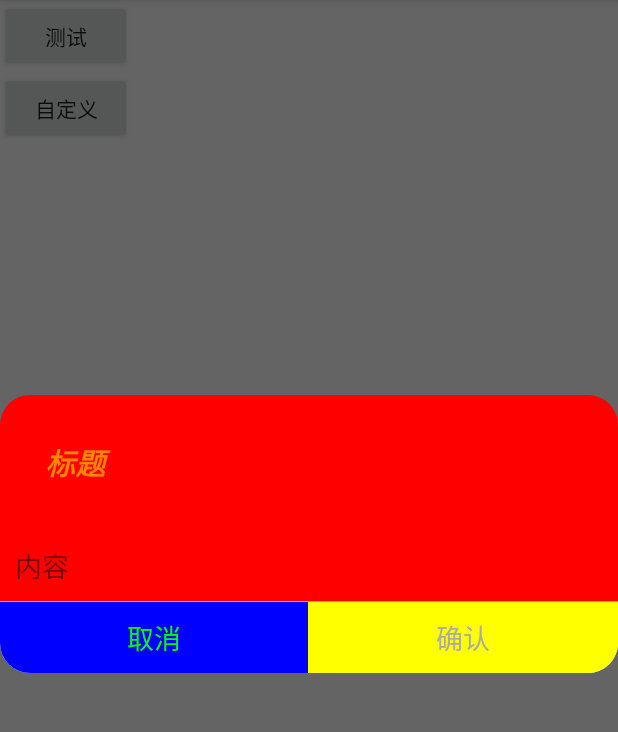
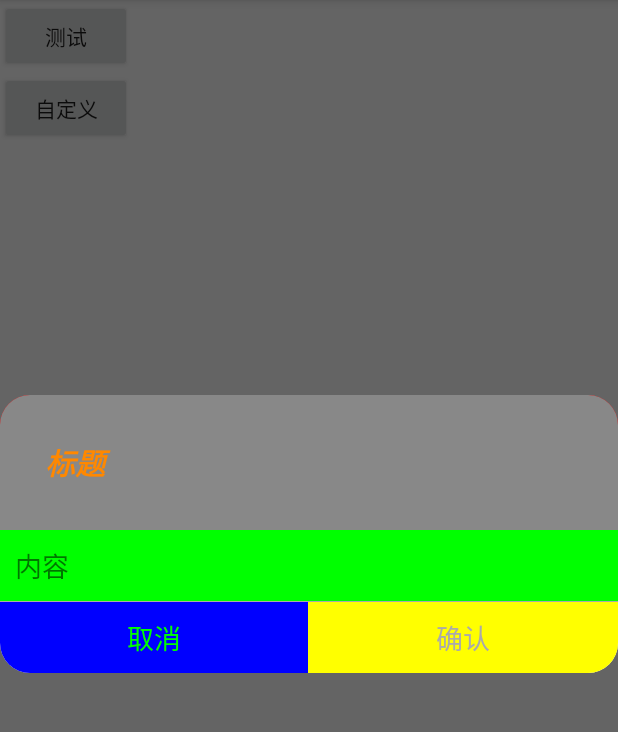
Before and after one commit to MingYueChunQiu/RoundCornerDialogHelper, an Android app: the screen it shows after launch (MainActivity), after a tap on "自定义", on a phone screen of 412 x 824 dp, the part 84-816 px from its top. Run offline under Robolectric (Android 15) with nearby library versions, the phone set to English and light mode, and no system bars.

Commit message:
增加标题和内容背景设置，文本对齐方式设置，提供按钮控件获取

```diff
--- a/app/src/main/java/com/mingyuechunqiu/roundcornerdialoghelperproject/MainActivity.java
+++ b/app/src/main/java/com/mingyuechunqiu/roundcornerdialoghelperproject/MainActivity.java
@@ -37,6 +37,8 @@ public class MainActivity extends AppCompatActivity {
                         .setTitleTextSize(24)
                         .setTitlePadding(30)
                         .setTitleTextAppearance(R.style.AppCompatTextView_BOLD_ITALIC)
+                        .setTitleBgColor(Color.GRAY)
+                        .setContentBgColor(Color.GREEN)
                         .setLeftButtonTextColor(Color.GREEN)
                         .setLeftButtonBgColor(Color.BLUE)
                         .setRightButtonBgColor(Color.YELLOW)
--- a/roundcornerdialoghelper/src/main/java/com/mingyuechunqiu/roundcornerdialoghelper/bean/RoundCornerDialogHelperOption.java
+++ b/roundcornerdialoghelper/src/main/java/com/mingyuechunqiu/roundcornerdialoghelper/bean/RoundCornerDialogHelperOption.java
@@ -31,29 +31,36 @@ public class RoundCornerDialogHelperOption {
     private int titleTextSize;//标题文本大小
     private int titlePadding;//标题内边距
     private int titleTextAppearance;//标题文本样式（设置后颜色、大小属性将无效）
+    private int titleBgColor;//标题背景颜色
+    private int titleGravity;//标题对齐方式
     private String contentText;//内容文本
     private int contentTextColor;//内容文本颜色
     private int contentTextSize;//内容文本大熊啊
     private int contentPadding;//内容内边距
     private int contentTextAppearance;//内容文本样式（设置后颜色、大小属性将无效）
+    private int contentBgColor;//内容背景颜色
+    private int contentGravity;//内容文本对齐方式
     private String leftButtonText;//左边按钮文本
     private int leftButtonTextColor;//左边按钮文本颜色
     private int leftButtonTextSize;//左边按钮文本大小
     private int leftButtonPadding;//左边按钮内边距
     private int leftButtonTextAppearance;//左边按钮文本样式（设置后颜色、大小属性将无效）
     private int leftButtonBgColor;//左边按钮背景颜色
+    private int leftButtonGravity;//左边按钮对齐方式
     private String middleButtonText;//中间按钮文本
     private int middleButtonTextColor;//中间按钮文本颜色
     private int middleButtonTextSize;//中间按钮文本大小
     private int middleButtonPadding;//中间按钮内边距
     private int middleButtonTextAppearance;//中间按钮文本样式（设置后颜色、大小属性将无效）
     private int middleButtonBgColor;//中间按钮背景颜色
+    private int middleButtonGravity;//中间按钮对齐方式
     private String rightButtonText;//右边按钮文本
     private int rightButtonTextColor;//右边按钮文本颜色
     private int rightButtonTextSize;//右边按钮文本大小
     private int rightButtonPadding;//右边按钮内边距
     private int rightButtonTextAppearance;//右边按钮文本样式（设置后颜色、大小属性将无效）
     private int rightButtonBgColor;//右边按钮背景颜色
+    private int rightButtonGravity;//右边按钮对齐方式
     private boolean isTitleVisible = true;//标题是否可见
     private boolean isContentVisible = true;//内容是否可见
     private View customView;//自定义显示view
@@ -161,6 +168,22 @@ public class RoundCornerDialogHelperOption {
         this.titleTextAppearance = titleTextAppearance;
     }
 
+    public int getTitleBgColor() {
+        return titleBgColor;
+    }
+
+    public void setTitleBgColor(int titleBgColor) {
+        this.titleBgColor = titleBgColor;
+    }
+
+    public int getTitleGravity() {
+        return titleGravity;
+    }
+
+    public void setTitleGravity(int titleGravity) {
+        this.titleGravity = titleGravity;
+    }
+
     public String getContentText() {
         return contentText;
     }
@@ -199,6 +222,22 @@ public class RoundCornerDialogHelperOption {
 
     public void setContentTextAppearance(int contentTextAppearance) {
         this.contentTextAppearance = contentTextAppearance;
+    }
+
+    public int getContentBgColor() {
+        return contentBgColor;
+    }
+
+    public void setContentBgColor(int contentBgColor) {
+        this.contentBgColor = contentBgColor;
+    }
+
+    public int getContentGravity() {
+        return contentGravity;
+    }
+
+    public void setContentGravity(int contentGravity) {
+        this.contentGravity = contentGravity;
     }
 
     public String getLeftButtonText() {
@@ -249,6 +288,14 @@ public class RoundCornerDialogHelperOption {
         this.leftButtonBgColor = leftButtonBgColor;
     }
 
+    public int getLeftButtonGravity() {
+        return leftButtonGravity;
+    }
+
+    public void setLeftButtonGravity(int leftButtonGravity) {
+        this.leftButtonGravity = leftButtonGravity;
+    }
+
     public String getMiddleButtonText() {
         return middleButtonText;
     }
@@ -297,6 +344,14 @@ public class RoundCornerDialogHelperOption {
         this.middleButtonBgColor = middleButtonBgColor;
     }
 
+    public int getMiddleButtonGravity() {
+        return middleButtonGravity;
+    }
+
+    public void setMiddleButtonGravity(int middleButtonGravity) {
+        this.middleButtonGravity = middleButtonGravity;
+    }
+
     public String getRightButtonText() {
         return rightButtonText;
     }
@@ -343,6 +398,14 @@ public class RoundCornerDialogHelperOption {
 
     public void setRightButtonBgColor(int rightButtonBgColor) {
         this.rightButtonBgColor = rightButtonBgColor;
+    }
+
+    public int getRightButtonGravity() {
+        return rightButtonGravity;
+    }
+
+    public void setRightButtonGravity(int rightButtonGravity) {
+        this.rightButtonGravity = rightButtonGravity;
     }
 
     public boolean isTitleVisible() {
@@ -524,6 +587,24 @@ public class RoundCornerDialogHelperOption {
             return this;
         }
 
+        public int getTitleBgColor() {
+            return mOption.titleBgColor;
+        }
+
+        public Builder setTitleBgColor(int titleBgColor) {
+            mOption.titleBgColor = titleBgColor;
+            return this;
+        }
+
+        public int getTitleGravity() {
+            return mOption.titleGravity;
+        }
+
+        public Builder setTitleGravity(int titleGravity) {
+            mOption.titleGravity = titleGravity;
+            return this;
+        }
+
         public String getContentText() {
             return mOption.contentText;
         }
@@ -566,6 +647,24 @@ public class RoundCornerDialogHelperOption {
 
         public Builder setContentTextAppearance(int contentTextAppearance) {
             mOption.contentTextAppearance = contentTextAppearance;
+            return this;
+        }
+
+        public int getContentBgColor() {
+            return mOption.contentBgColor;
+        }
+
+        public Builder setContentBgColor(int contentBgColor) {
+            mOption.contentBgColor = contentBgColor;
+            return this;
+        }
+
+        public int getContentGravity() {
+            return mOption.contentGravity;
+        }
+
+        public Builder setContentGravity(int contentGravity) {
+            mOption.contentGravity = contentGravity;
             return this;
         }
 
@@ -623,6 +722,15 @@ public class RoundCornerDialogHelperOption {
             return this;
         }
 
+        public int getLeftButtonGravity() {
+            return mOption.leftButtonGravity;
+        }
+
+        public Builder setLeftButtonGravity(int leftButtonGravity) {
+            mOption.leftButtonGravity = leftButtonGravity;
+            return this;
+        }
+
         public String getMiddleButtonText() {
             return mOption.middleButtonText;
         }
@@ -677,6 +785,15 @@ public class RoundCornerDialogHelperOption {
             return this;
         }
 
+        public int getMiddleButtonGravity() {
+            return mOption.middleButtonGravity;
+        }
+
+        public Builder setMiddleButtonGravity(int middleButtonGravity) {
+            mOption.middleButtonGravity = middleButtonGravity;
+            return this;
+        }
+
         public String getRightButtonText() {
             return mOption.rightButtonText;
         }
@@ -728,6 +845,15 @@ public class RoundCornerDialogHelperOption {
 
         public Builder setRightButtonBgColor(int rightButtonBgColor) {
             mOption.rightButtonBgColor = rightButtonBgColor;
+            return this;
+        }
+
+        public int getRightButtonGravity() {
+            return mOption.rightButtonGravity;
+        }
+
+        public Builder setRightButtonGravity(int rightButtonGravity) {
+            mOption.rightButtonGravity = rightButtonGravity;
             return this;
         }
 
--- a/roundcornerdialoghelper/src/main/java/com/mingyuechunqiu/roundcornerdialoghelper/dialogFragment/RoundCornerDialogFragment.java
+++ b/roundcornerdialoghelper/src/main/java/com/mingyuechunqiu/roundcornerdialoghelper/dialogFragment/RoundCornerDialogFragment.java
@@ -11,6 +11,7 @@ import android.support.v4.app.DialogFragment;
 import android.support.v7.widget.AppCompatTextView;
 import android.text.TextUtils;
 import android.util.TypedValue;
+import android.view.Gravity;
 import android.view.LayoutInflater;
 import android.view.View;
 import android.view.ViewGroup;
@@ -100,6 +101,21 @@ public class RoundCornerDialogFragment extends DialogFragment implements View.On
         RoundCornerDialogFragment fragment = new RoundCornerDialogFragment();
         fragment.mOption = option;
         return fragment;
+    }
+
+    @Nullable
+    public AppCompatTextView getLeftButtonView() {
+        return mBtnContainerViewable.getLeftButton();
+    }
+
+    @Nullable
+    public AppCompatTextView getMiddleButtonView() {
+        return mBtnContainerViewable.getMiddleButton();
+    }
+
+    @Nullable
+    public AppCompatTextView getRightButtonView() {
+        return mBtnContainerViewable.getRightButton();
     }
 
     /**
@@ -193,6 +209,26 @@ public class RoundCornerDialogFragment extends DialogFragment implements View.On
                     int padding = (int) ScreenUtils.getPxFromDp(getResources(), mOption.getTitlePadding());
                     actvTitle.setPadding(padding, padding, padding, padding);
                 }
+                if (mOption.getTitleBgColor() != 0) {
+                    //CornerRadius被设置过，则统一采用CornerRadius
+                    float leftTopRadius = getCornerRadius(mOption.getLeftTopCornerRadius());
+                    float rightTopRadius = getCornerRadius(mOption.getRightTopCornerRadius());
+                    float leftBottomRadius = 0, rightBottomRadius = 0;
+                    if (!mOption.isContentVisible() &&
+                            mOption.getOnRCDHClickLeftButtonListener() == null &&
+                            mOption.getOnRCDHClickMiddleButtonListener() == null &&
+                            mOption.getOnRCDHClickRightButtonListener() == null) {
+                        leftBottomRadius = getCornerRadius(mOption.getLeftBottomCornerRadius());
+                        rightBottomRadius = getCornerRadius(mOption.getRightBottomCornerRadius());
+                    }
+                    float[] titleRadius = new float[]{leftTopRadius, leftTopRadius,
+                            rightTopRadius, rightTopRadius,
+                            rightBottomRadius, rightBottomRadius, leftBottomRadius, leftBottomRadius};
+                    actvTitle.setBackground(getBgDrawable(mOption.getTitleBgColor(), titleRadius));
+                }
+                if (mOption.getTitleGravity() != 0) {
+                    actvTitle.setGravity(mOption.getTitleGravity());
+                }
             } else {
                 actvTitle.setVisibility(View.GONE);
             }
@@ -214,6 +250,27 @@ public class RoundCornerDialogFragment extends DialogFragment implements View.On
                 if (mOption.getContentPadding() > 0) {
                     int padding = (int) ScreenUtils.getPxFromDp(getResources(), mOption.getContentPadding());
                     actvContent.setPadding(padding, padding, padding, padding);
+                }
+                if (mOption.getContentBgColor() != 0) {
+                    //CornerRadius被设置过，则统一采用CornerRadius
+                    float leftTopRadius = 0, rightTopRadius = 0, leftBottomRadius = 0, rightBottomRadius = 0;
+                    if (!mOption.isTitleVisible()) {
+                        leftTopRadius = getCornerRadius(mOption.getLeftTopCornerRadius());
+                        rightTopRadius = getCornerRadius(mOption.getRightTopCornerRadius());
+                    }
+                    if (mOption.getOnRCDHClickLeftButtonListener() == null &&
+                            mOption.getOnRCDHClickMiddleButtonListener() == null &&
+                            mOption.getOnRCDHClickRightButtonListener() == null) {
+                        leftBottomRadius = getCornerRadius(mOption.getLeftBottomCornerRadius());
+                        rightBottomRadius = getCornerRadius(mOption.getRightBottomCornerRadius());
+                    }
+                    float[] contentRadius = new float[]{leftTopRadius, leftTopRadius,
+                            rightTopRadius, rightTopRadius,
+                            rightBottomRadius, rightBottomRadius, leftBottomRadius, leftBottomRadius};
+                    actvContent.setBackground(getBgDrawable(mOption.getContentBgColor(), contentRadius));
+                }
+                if (mOption.getContentGravity() != 0) {
+                    actvContent.setGravity(mOption.getContentGravity());
                 }
             } else {
                 actvContent.setVisibility(View.GONE);
@@ -278,12 +335,9 @@ public class RoundCornerDialogFragment extends DialogFragment implements View.On
                 actvLeft.setPadding(padding, padding, padding, padding);
             }
             if (mOption.getLeftButtonBgColor() != 0) {
-                float leftBottomRadius = mOption.getLeftBottomCornerRadius();
+                float leftBottomRadius = getCornerRadius(mOption.getLeftBottomCornerRadius());
                 float rightBottomRadius = 0;
                 //CornerRadius被设置过，则统一采用CornerRadius
-                if (mOption.getCornerRadius() > 0) {
-                    leftBottomRadius = ScreenUtils.getPxFromDp(getResources(), mOption.getCornerRadius());
-                }
                 if (mOption.getOnRCDHClickMiddleButtonListener() == null &&
                         mOption.getOnRCDHClickRightButtonListener() == null) {
                     rightBottomRadius = getCornerRadius(mOption.getRightBottomCornerRadius());
@@ -291,6 +345,9 @@ public class RoundCornerDialogFragment extends DialogFragment implements View.On
                 float[] leftRadius = new float[]{0, 0, 0, 0,
                         rightBottomRadius, rightBottomRadius, leftBottomRadius, leftBottomRadius};
                 actvLeft.setBackground(getBgDrawable(mOption.getLeftButtonBgColor(), leftRadius));
+            }
+            if (mOption.getLeftButtonGravity() != 0) {
+                actvLeft.setGravity(mOption.getLeftButtonGravity());
             }
             actvLeft.setOnClickListener(this);
         } else {
@@ -326,6 +383,9 @@ public class RoundCornerDialogFragment extends DialogFragment implements View.On
                         rightBottomRadius, rightBottomRadius, leftBottomRadius, leftBottomRadius};
                 actvMiddle.setBackground(getBgDrawable(mOption.getMiddleButtonBgColor(), middleRadius));
             }
+            if (mOption.getMiddleButtonGravity() != 0) {
+                actvMiddle.setGravity(mOption.getMiddleButtonGravity());
+            }
             actvMiddle.setOnClickListener(this);
         } else {
             actvMiddle.setVisibility(View.GONE);
@@ -350,10 +410,7 @@ public class RoundCornerDialogFragment extends DialogFragment implements View.On
             }
             if (mOption.getRightButtonBgColor() != 0) {
                 float leftBottomRadius = 0;
-                float rightBottomRadius = mOption.getRightBottomCornerRadius();
-                if (mOption.getCornerRadius() > 0) {
-                    rightBottomRadius = ScreenUtils.getPxFromDp(getResources(), mOption.getCornerRadius());
-                }
+                float rightBottomRadius = getCornerRadius(mOption.getRightBottomCornerRadius());
                 if (mOption.getOnRCDHClickMiddleButtonListener() == null &&
                         mOption.getOnRCDHClickLeftButtonListener() == null) {
                     leftBottomRadius = getCornerRadius(mOption.getLeftBottomCornerRadius());
@@ -361,6 +418,9 @@ public class RoundCornerDialogFragment extends DialogFragment implements View.On
                 float[] leftRadius = new float[]{0, 0, 0, 0,
                         rightBottomRadius, rightBottomRadius, leftBottomRadius, leftBottomRadius};
                 actvRight.setBackground(getBgDrawable(mOption.getRightButtonBgColor(), leftRadius));
+            }
+            if (mOption.getRightButtonGravity() != 0) {
+                actvRight.setGravity(mOption.getRightButtonGravity());
             }
             actvRight.setOnClickListener(this);
         } else {
```
